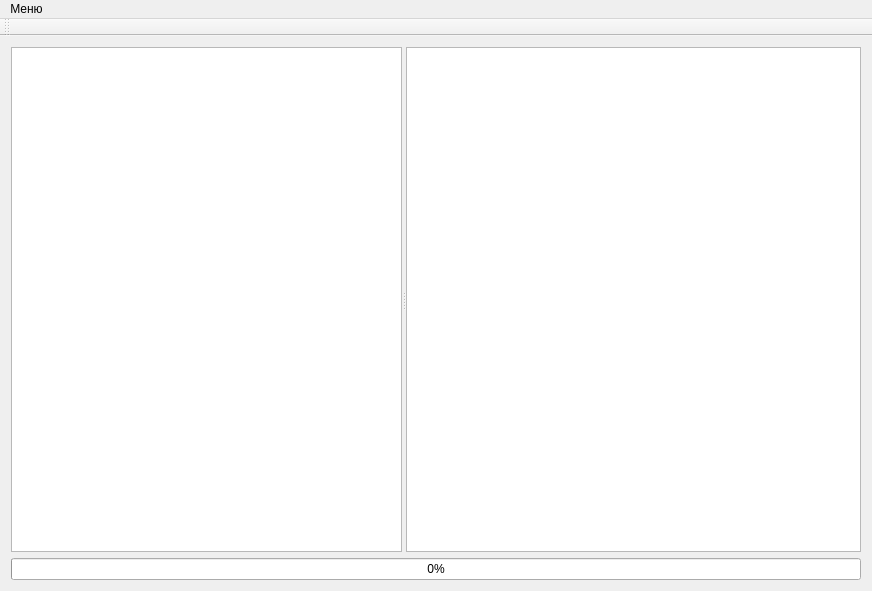
This is mainwindow.ui in Vladimirsky555/PicData as Qt 5 draws it before an edit. The edited form follows.
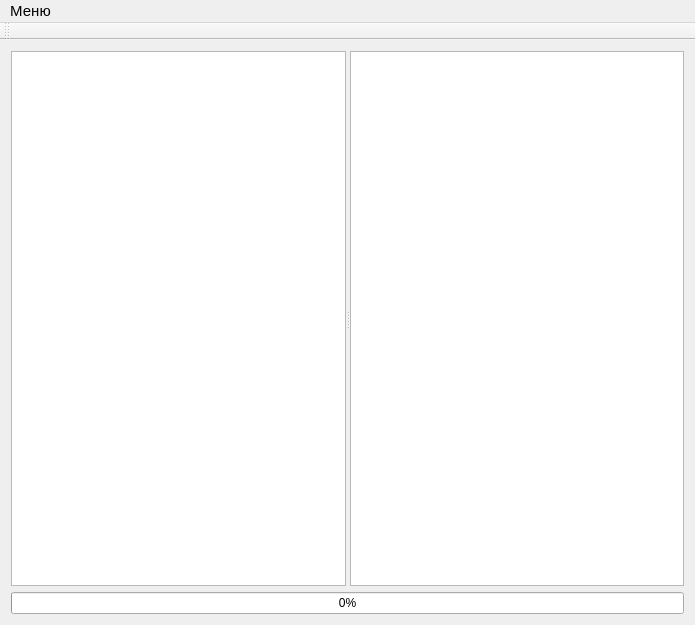
This is the edited form. Icons and pictures are not drawn.

What changed in the file:
```diff
--- a/mainwindow.ui
+++ b/mainwindow.ui
@@ -6,10 +6,15 @@
    <rect>
     <x>0</x>
     <y>0</y>
-    <width>872</width>
-    <height>591</height>
+    <width>695</width>
+    <height>625</height>
    </rect>
   </property>
+  <property name="font">
+   <font>
+    <pointsize>11</pointsize>
+   </font>
+  </property>
   <property name="windowTitle">
    <string>MainWindow</string>
   </property>
@@ -22,22 +27,21 @@
       </property>
       <widget class="QListWidget" name="listWidget">
        <property name="sizePolicy">
-        <sizepolicy hsizetype="Ignored" vsizetype="Expanding">
+        <sizepolicy hsizetype="Fixed" vsizetype="Expanding">
          <horstretch>0</horstretch>
          <verstretch>0</verstretch>
         </sizepolicy>
        </property>
-       <property name="maximumSize">
-        <size>
-         <width>391</width>
-         <height>16777215</height>
-        </size>
+       <property name="font">
+        <font>
+         <pointsize>11</pointsize>
+        </font>
        </property>
       </widget>
       <widget class="QTableView" name="tableView">
        <property name="font">
         <font>
-         <pointsize>9</pointsize>
+         <pointsize>11</pointsize>
         </font>
        </property>
       </widget>
@@ -62,11 +66,16 @@
     <rect>
      <x>0</x>
      <y>0</y>
-     <width>872</width>
-     <height>21</height>
+     <width>695</width>
+     <height>26</height>
     </rect>
    </property>
    <widget class="QMenu" name="menuFile">
+    <property name="font">
+     <font>
+      <pointsize>11</pointsize>
+     </font>
+    </property>
     <property name="title">
      <string>Меню</string>
     </property>
```
Left out of the diff: 6 changed lines with no effect on the pictures.
